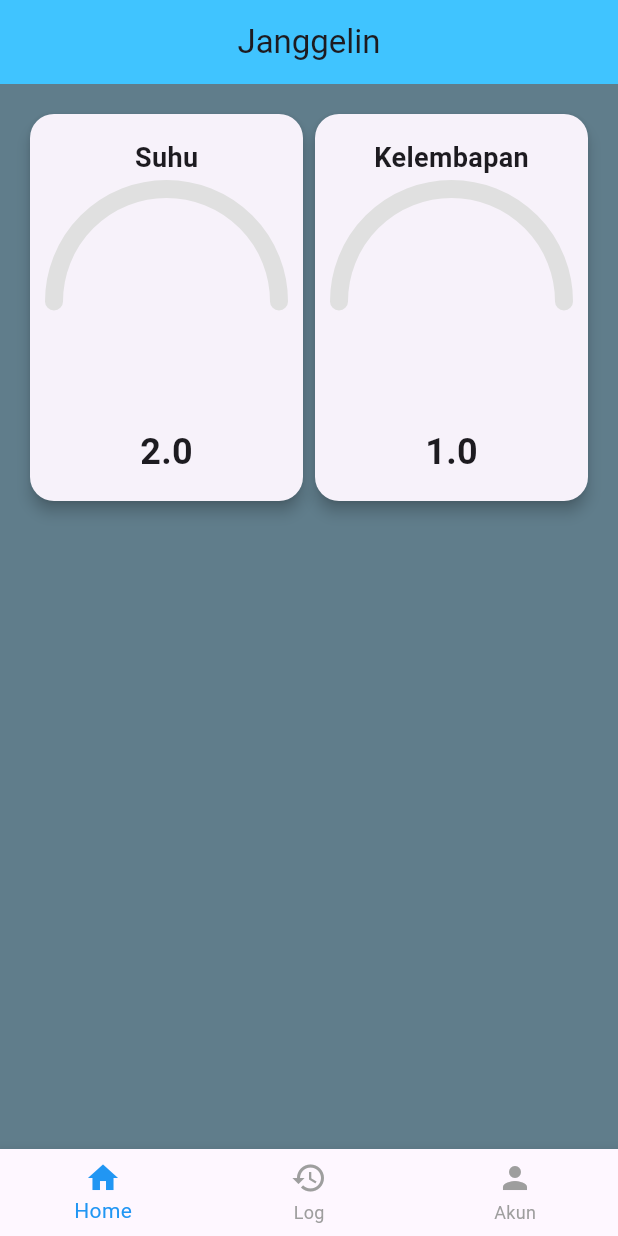
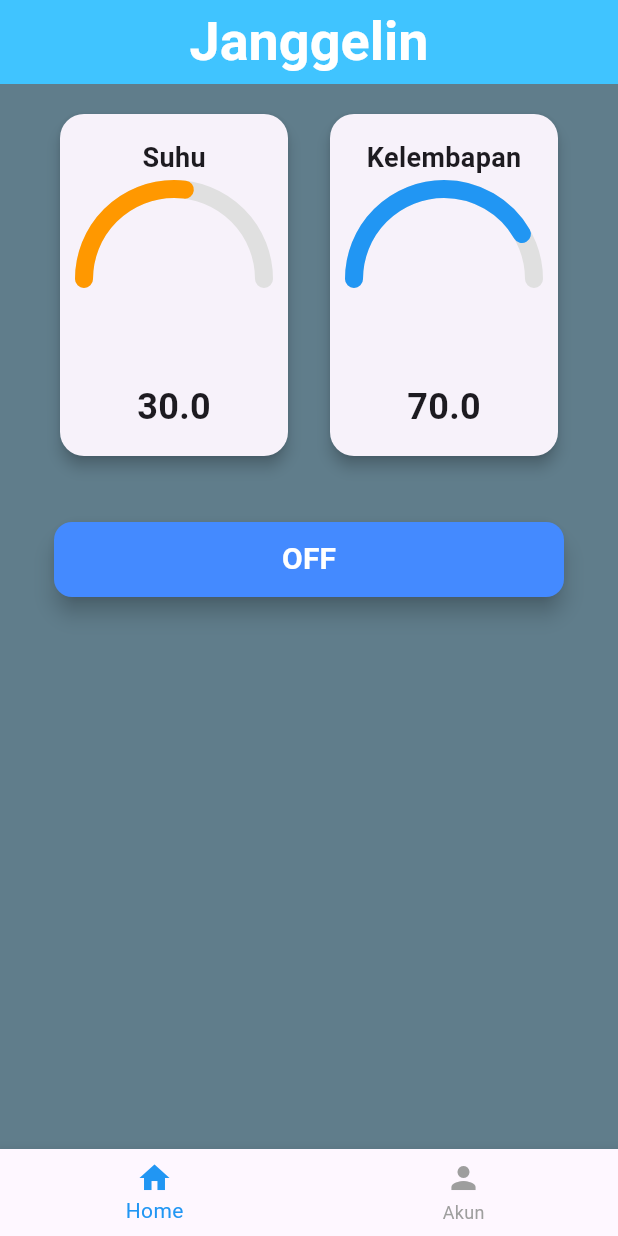
Before and after one commit to pr0ximacentauri/JanggelIn, a Flutter app: the screen it shows after launch, on a phone screen of 412 x 824 dp. Run offline on Flutter 3.47's test engine with Material 3 defaults, Android fonts, the phone set to English and light mode, and no system bars; our stand-ins replace device_preview, flutter_dotenv, supabase_flutter; missing offline and left inert: mqtt_client; accounts and stored records are empty.

Commit message:
menambah halaman akun

```diff
--- a/lib/main.dart
+++ b/lib/main.dart
@@ -1,19 +1,25 @@
 import 'package:c3_ppl_agro/const.dart';
-import 'package:c3_ppl_agro/views/screens/account_screen.dart';
+import 'package:c3_ppl_agro/view_models/sensor_view_model.dart';
+import 'package:flutter/foundation.dart';
 import 'package:flutter/material.dart';
 import 'package:provider/provider.dart';
 import 'view_models/control_view_model.dart';
 import 'views/screens/home_screen.dart';
+import 'package:device_preview/device_preview.dart';
 
 void main() async{
-  print("Supabase URL: ${AppConfig.supabaseUrl}");
-  print("MQTT Broker: ${AppConfig.mqttBroker}");
+  // print("Supabase URL: ${AppConfig.supabaseUrl}");
+  // print("MQTT Broker: ${AppConfig.mqttBroker}");
   runApp(
-    MultiProvider(
+    DevicePreview(
+      enabled: !kReleaseMode,
+      builder: (context) => MultiProvider(
         providers: [
-          //ChangeNotifierProvider(create: (context) => DeviceViewModel()),
+          // ChangeNotifierProvider(create: (_) => ControlViewModel()),
+          ChangeNotifierProvider(create: (_) => SensorViewModel()),
         ],
-    child: MyApp()
+        child: const MyApp(),
+      ),
     ),
   );
 }
@@ -26,8 +32,13 @@ class MyApp extends StatelessWidget {
   Widget build(BuildContext context) {
     return MaterialApp(
         debugShowCheckedModeBanner: false,
+        // ignore: deprecated_member_use
+        useInheritedMediaQuery: true,
+        locale: DevicePreview.locale(context),
+        builder: DevicePreview.appBuilder,
+        theme: ThemeData.light(),
+        darkTheme: ThemeData.dark(),
         home: HomeScreen(),
-        // account: AccountScreen(),
     );
   }
 }
--- a/lib/models/optimal_limit.dart
+++ b/lib/models/optimal_limit.dart
@@ -1,18 +1,18 @@
 class OptimalLimit {
   final int id;
-  double minSuhu;
-  double maksSuhu;
-  double minKelembapan;
-  double maksKelembapan;
+  double minTemperature;
+  double maxTemperature;
+  double minHumidity;
+  double maxHumidity;
   DateTime createdAt;
   DateTime updatedAt;
 
   OptimalLimit({
     required this.id,
-    this.minSuhu = 0.0,
-    this.maksSuhu = 0.0,
-    this.minKelembapan = 0.0,
-    this.maksKelembapan = 0.0,
+    this.minTemperature = 0.0,
+    this.maxTemperature = 0.0,
+    this.minHumidity = 0.0,
+    this.maxHumidity = 0.0,
     createdAt,
     updatedAt,
   }) : this.createdAt = createdAt, this.updatedAt = updatedAt;
@@ -20,10 +20,10 @@ class OptimalLimit {
   Map<String, dynamic> toJson() {
     return {
       'id': id,
-      'minSuhu': minSuhu,
-      'maksSuhu': maksSuhu,
-      'minKelembapan': minKelembapan,
-      'maksKelembapan': maksKelembapan,
+      'minTemperature': minTemperature,
+      'maxTemperature': maxTemperature,
+      'minHumidity': minHumidity,
+      'maxHumidity': maxHumidity,
       'createdAt': createdAt.toIso8601String(),
       'updatedAt': updatedAt.toIso8601String(),
     };
@@ -32,10 +32,10 @@ class OptimalLimit {
   factory OptimalLimit.fromJson(Map<String, dynamic> json) {
     return OptimalLimit(
       id: json['id'],
-      minSuhu: json['minSuhu'] as double,
-      maksSuhu: json['maksSuhu'] as double,
-      minKelembapan: json['minKelembapan'] as double,
-      maksKelembapan: json['maksKelembapan'] as double,
+      minTemperature: json['minTemperature'] as double,
+      maxTemperature: json['maxTemperature'] as double,
+      minHumidity: json['minHumidity'] as double,
+      maxHumidity: json['maxHumidity'] as double,
       createdAt: DateTime.parse(json['createdAt']),
       updatedAt: DateTime.parse(json['updatedAt']),
     );
--- a/lib/models/sensor_data.dart
+++ b/lib/models/sensor_data.dart
@@ -1,4 +1,3 @@
-// entity sementara
 class SensorData {
   final int id;
   double temperature;
--- a/lib/models/services/supabase_service.dart
+++ b/lib/models/services/supabase_service.dart
@@ -7,11 +7,11 @@ class SupabaseService {
   final SupabaseClient _client = SupabaseClient(AppConfig.supabaseUrl, AppConfig.supabaseAnonKey);
 
   Future<void> updateDeviceStatus(String deviceId, bool status) async {
-    await _client.from('devices').upsert({'id': deviceId, 'status': status});
+    await _client.from('control').upsert({'id': deviceId, 'status': status});
   }
 
   Future<SensorData?> getDeviceStatus(String deviceId) async {
-    final response = await _client.from('devices').select().eq('id', deviceId).single();
+    final response = await _client.from('control').select().eq('id', deviceId).single();
     if (response != null) {
       return SensorData.fromJson(response);
     }
--- /dev/null
+++ b/lib/view_models/sensor_view_model.dart
@@ -0,0 +1,39 @@
+import 'package:c3_ppl_agro/models/optimal_limit.dart';
+import 'package:c3_ppl_agro/models/sensor_data.dart';
+import 'package:flutter/material.dart';
+
+class SensorViewModel with ChangeNotifier{
+  SensorData _sensorData = SensorData(id: 1, temperature: 30.0, humidity: 70.0, createdAt: DateTime.now(), updatedAt: DateTime.now());
+  OptimalLimit _optimalLimit = OptimalLimit(
+    id: 1,
+    minTemperature: 23.0,
+    maxTemperature: 36.0,
+    minHumidity: 20.0,
+    maxHumidity: 80.0,
+    createdAt: DateTime.now(),
+    updatedAt: DateTime.now(),
+  );
+
+  SensorData get sensorData => _sensorData;
+  OptimalLimit get optimalLimit => _optimalLimit;
+
+  void updateSensorData(SensorData newSensorData) {
+    _sensorData = newSensorData;
+    notifyListeners();
+  }
+
+  void updateOptimalLimit(OptimalLimit newOptimalLimit) {
+    _optimalLimit = newOptimalLimit;
+    notifyListeners();
+  }
+
+  double getTemperatureProgress (){
+    return((_sensorData.temperature - _optimalLimit.minTemperature) / (_optimalLimit.maxTemperature - _optimalLimit.minTemperature))
+          .clamp(0.0, 1.0);
+  }
+
+  double getHumidityProgress (){
+    return((_sensorData.humidity - _optimalLimit.minHumidity) / (_optimalLimit.maxHumidity - _optimalLimit.minHumidity))
+          .clamp(0.0, 1.0);
+  }
+}
--- /dev/null
+++ b/lib/views/screens/auth/login.dart
@@ -0,0 +1,3 @@
+class Login {
+
+}
--- /dev/null
+++ b/lib/views/screens/auth/register.dart
@@ -0,0 +1,3 @@
+class Register {
+
+}
--- a/lib/views/screens/home_screen.dart
+++ b/lib/views/screens/home_screen.dart
@@ -1,5 +1,5 @@
+import 'package:c3_ppl_agro/views/screens/account_screen.dart';
 import 'package:flutter/material.dart';
-import 'package:provider/provider.dart';
 import '../../view_models/control_view_model.dart';
 import '../widgets/sensor_card.dart';
 import '../widgets/power_card.dart';
@@ -8,16 +8,80 @@ class HomeScreen extends StatefulWidget {
   const HomeScreen({super.key});
 
   @override
-  _HomeScreenState createState() => _HomeScreenState();
+  HomeScreenState createState() => HomeScreenState();
 }
 
-class _HomeScreenState extends State<HomeScreen> {
+class HomeContent extends StatelessWidget {
+  @override
+  Widget build(BuildContext context) {
+    //final deviceVM = Provider.of<DeviceViewModel>(context);
+
+    return SingleChildScrollView(
+      padding: EdgeInsets.all(16),
+      child: Column(
+        children: <Widget>[
+          Row(
+            mainAxisAlignment: MainAxisAlignment.spaceEvenly,
+            children: [
+              SensorCard(
+                title: "Suhu",
+                type: "temperature",
+                color: Colors.orange,
+              ),
+              SensorCard(
+                title: "Kelembapan",
+                type: "humidity",
+                color: Colors.blue,
+              ),
+            ],
+          ),
+          SizedBox(height: 20),
+          Center(
+              child: Container(
+                width: double.infinity,
+                height: 50,
+                margin: const EdgeInsets.all(20),
+                child: FloatingActionButton(
+                  onPressed: (){
+                    Navigator(
+                      // MaterialPageRoute(
+                      //   builder: (context) => const ScreenTwo()
+                      //   ),
+                    );
+                  },
+                  tooltip: 'Increment',
+                  child: Container(
+                    width: double.infinity,
+                    height: 50,
+                    decoration: BoxDecoration(
+                      color: Colors.blueAccent,
+                      borderRadius: BorderRadius.circular(12),
+                    ),
+                    child: Row(
+                      crossAxisAlignment: CrossAxisAlignment.center,
+                      mainAxisAlignment: MainAxisAlignment.center,
+                      children: [
+                        Text('OFF', style: TextStyle(fontSize: 20, fontWeight: FontWeight.bold, color: Colors.white),),
+                      ],
+                    ),
+                  ),
+                )
+             ),
+            )
+        ],
+      ),
+    );
+  }
+}
+
+
+class HomeScreenState extends State<HomeScreen> {
   int _selectedIndex = 0;
 
   final List<Widget> _pages = [
     HomeContent(),
-    Center(child: Text("Log History", style: TextStyle(fontSize: 24))),
-    Center(child: Text("Akun", style: TextStyle(fontSize: 24))),
+    // Center(child: Text("Log History", style: TextStyle(fontSize: 24))),
+    AccountContent(),
   ];
 
   void _onItemTapped(int index) {
@@ -30,7 +94,7 @@ class _HomeScreenState extends State<HomeScreen> {
   Widget build(BuildContext context) {
     return Scaffold(
       appBar: AppBar(
-        title: Text("Janggelin"),
+        title: Text("Janggelin", style: TextStyle(fontSize: 36, fontWeight: FontWeight.bold, color: Colors.white),),
         centerTitle: true,
         backgroundColor: Colors.lightBlueAccent,
       ),
@@ -43,45 +107,10 @@ class _HomeScreenState extends State<HomeScreen> {
         unselectedItemColor: Colors.grey,
         items: [
           BottomNavigationBarItem(icon: Icon(Icons.home), label: "Home"),
-          BottomNavigationBarItem(icon: Icon(Icons.history), label: "Log"),
+          // BottomNavigationBarItem(icon: Icon(Icons.history), label: "Log"),
           BottomNavigationBarItem(icon: Icon(Icons.person), label: "Akun"),
         ],
       ),
     );
   }
 }
-
-class HomeContent extends StatelessWidget {
-  @override
-  Widget build(BuildContext context) {
-    //final deviceVM = Provider.of<DeviceViewModel>(context);
-
-    return SingleChildScrollView(
-      padding: EdgeInsets.all(16),
-      child: Column(
-        children: [
-          Row(
-            mainAxisAlignment: MainAxisAlignment.spaceEvenly,
-            children: [
-              SensorCard(
-                title: "Suhu",
-                value: 2, //deviceVM.device.temperature,
-                minValue: 25,
-                maxValue: 35,
-                color: Colors.orange,
-              ),
-              SensorCard(
-                title: "Kelembapan",
-                value: 1,//deviceVM.device.humidity,
-                minValue: 60,
-                maxValue: 80,
-                color: Colors.blue,
-              ),
-            ],
-          ),
-          SizedBox(height: 20),
-        ],
-      ),
-    );
-  }
-}
--- a/lib/views/widgets/progress_bar.dart
+++ b/lib/views/widgets/progress_bar.dart
@@ -2,7 +2,7 @@ import 'package:flutter/material.dart';
 import 'dart:math';
 
 class ArcProgressBar extends StatelessWidget {
-  final double progress; // 0.0 - 1.0
+  final double progress;
   final Color color;
   final double strokeWidth;
 
@@ -16,7 +16,7 @@ class ArcProgressBar extends StatelessWidget {
   @override
   Widget build(BuildContext context) {
     return CustomPaint(
-      size: const Size(150, 150),
+      size: const Size(120, 120),
       painter: ArcPainter(progress, color, strokeWidth),
     );
   }
--- a/lib/views/widgets/sensor_card.dart
+++ b/lib/views/widgets/sensor_card.dart
@@ -1,25 +1,30 @@
 import 'package:flutter/material.dart';
+import 'package:provider/provider.dart';
+import 'package:c3_ppl_agro/view_models/sensor_view_model.dart';
 import 'progress_bar.dart';
 
 class SensorCard extends StatelessWidget {
   final String title;
-  final double value;
-  final double minValue;
-  final double maxValue;
+  final String type;
   final Color color;
 
   const SensorCard({
     super.key,
     required this.title,
-    required this.value,
-    required this.minValue,
-    required this.maxValue,
+    required this.type,
     required this.color,
   });
 
   @override
   Widget build(BuildContext context) {
-    double progress = ((value - minValue) / (maxValue - minValue)).clamp(0.0, 1.0);
+    final sensorVM = Provider.of<SensorViewModel>(context);
+        final value = type == 'temperature'
+        ? sensorVM.sensorData.temperature
+        : sensorVM.sensorData.humidity;
+
+    final progress = type == 'temperature'
+        ? sensorVM.getTemperatureProgress()
+        : sensorVM.getHumidityProgress();
 
     return Card(
       shape: RoundedRectangleBorder(borderRadius: BorderRadius.circular(16)),
--- a/pubspec.yaml
+++ b/pubspec.yaml
@@ -40,6 +40,7 @@ dependencies:
   mqtt_client: ^10.5.1
   provider: ^6.1.4
   syncfusion_flutter_gauges: ^29.1.37
+  device_preview: ^1.2.0
 
 dev_dependencies:
   flutter_test:
```
Also changed, not shown: lib/models/services/mqtt_service.dart (+29 -29 lines), lib/view_models/auth_view_model.dart (added, +14 -0 lines), lib/view_models/control_view_model.dart (+5 -5 lines), lib/views/screens/account_screen.dart (+45 -62 lines), pubspec.lock.
